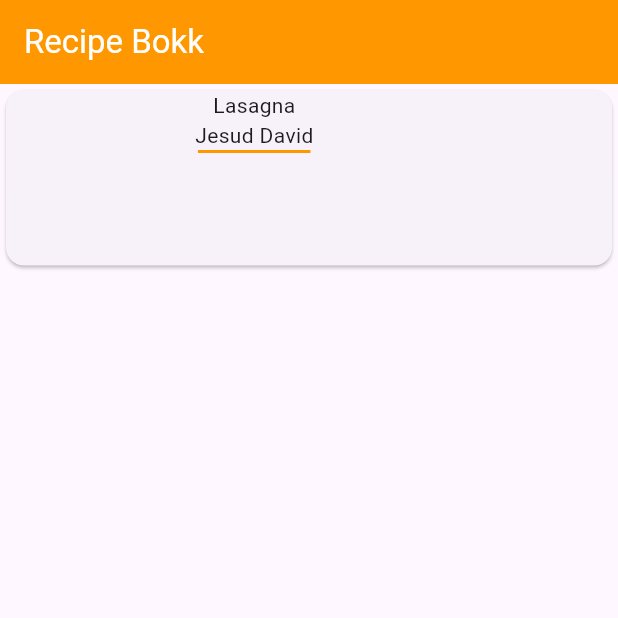
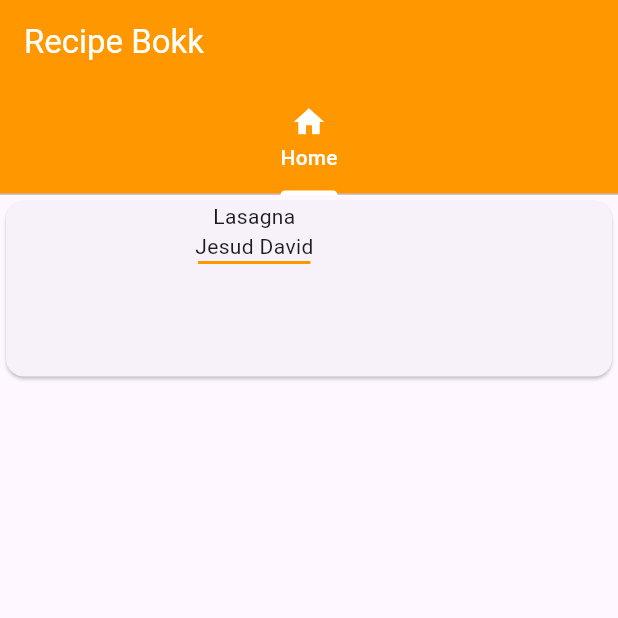
Before and after one commit to JesusDavidQuispeQuispe/recipe_book, a Flutter app: the screen it shows after launch, on a phone screen of 412 x 824 dp, the top half of it. Run offline on Flutter 3.47's test engine with Material 3 defaults, Android fonts, the phone set to English and light mode, and no system bars.

Commit message:
add tabs and icons home in project

```diff
--- a/lib/main.dart
+++ b/lib/main.dart
@@ -1,4 +1,5 @@
 import 'package:flutter/material.dart';
+import 'package:recipe_book/screens/home_screen.dart';
 
 void main() => runApp(const MyApp());
 
@@ -20,33 +21,24 @@ class RecipeBook extends StatelessWidget {
 
   @override
   Widget build(BuildContext context) {
-    return Scaffold(
-      appBar: AppBar(
-        backgroundColor: Colors.orange,
-        title: Text('Recipe Bokk', style: TextStyle(color: Colors.white)
+    return DefaultTabController(
+      length: 4,
+      child: Scaffold(
+        appBar: AppBar(
+          backgroundColor: Colors.orange,
+          title: Text('Recipe Bokk', style: TextStyle(color: Colors.white)
+          ),
+          bottom: TabBar(
+            indicatorColor: Colors.white,
+            labelColor: Colors.white,
+            unselectedLabelColor: Colors.white,
+            tabs:[
+            Tab(icon: Icon(Icons.home),
+            text: 'Home',
+            )
+          ]),
         ),
-      ),
-      body: Container(width: MediaQuery.of(context).size.width, height: 125, child:  Card(child: Row(children: <Widget> [
-        Container(
-          height: 125,
-          width: 100,
-          child: ClipRRect(
-            borderRadius: BorderRadius.circular(10),
-            child: Container()
-          ),
-        ),
-        SizedBox(width: 26),
-        Column(children: <Widget> [
-          Text('Lasagna'),
-          Text('Jesud David'),
-          Container(
-            height: 2,
-            width: 75,
-            color: Colors.orange
-          )
-
-        ],)
-      ],),),),
+        body: TabBarView(children: [HomeScreen()])),
     );
   }
 }
--- /dev/null
+++ b/lib/screens/home_screen.dart
@@ -0,0 +1,32 @@
+import 'package:flutter/material.dart';
+
+class HomeScreen extends StatelessWidget {
+  const HomeScreen({super.key});
+
+  @override
+  Widget build(BuildContext context) {
+    return Scaffold(
+      body: Container(width: MediaQuery.of(context).size.width, height: 125, child:  Card(child: Row(children: <Widget> [
+          Container(
+            height: 125,
+            width: 100,
+            child: ClipRRect(
+              borderRadius: BorderRadius.circular(10),
+              child: Container()
+            ),
+          ),
+          SizedBox(width: 26),
+          Column(children: <Widget> [
+            Text('Lasagna'),
+            Text('Jesud David'),
+            Container(
+              height: 2,
+              width: 75,
+              color: Colors.orange
+            )
+
+          ],)
+        ],),),),
+    );
+  }
+}
```
